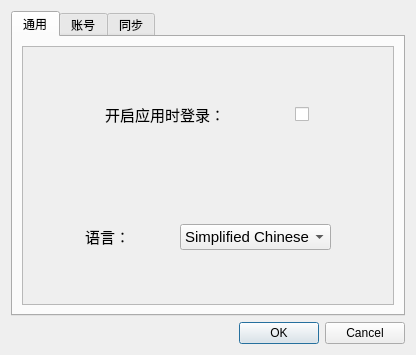
First picture: the form in ui/setting.ui, repository Lixuannan/CodeLib-Local, before the edit.
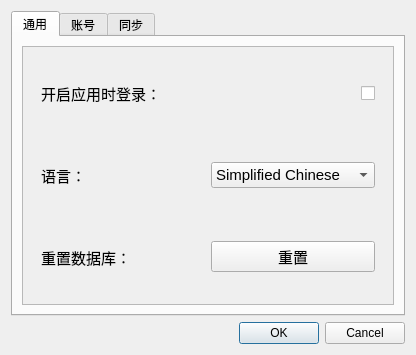
Second picture: the form after the edit.

What changed in the file:
```diff
--- a/ui/setting.ui
+++ b/ui/setting.ui
@@ -45,7 +45,7 @@
               <item>
                <widget class="QLabel" name="loginWhenStartL">
                 <property name="sizePolicy">
-                 <sizepolicy hsizetype="Fixed" vsizetype="Fixed">
+                 <sizepolicy hsizetype="Preferred" vsizetype="Fixed">
                   <horstretch>0</horstretch>
                   <verstretch>0</verstretch>
                  </sizepolicy>
@@ -82,7 +82,7 @@
               <item>
                <widget class="QLabel" name="LanguageL">
                 <property name="sizePolicy">
-                 <sizepolicy hsizetype="Fixed" vsizetype="Fixed">
+                 <sizepolicy hsizetype="Preferred" vsizetype="Fixed">
                   <horstretch>0</horstretch>
                   <verstretch>0</verstretch>
                  </sizepolicy>
@@ -100,7 +100,7 @@
               <item>
                <widget class="QComboBox" name="LanguageComboBox">
                 <property name="sizePolicy">
-                 <sizepolicy hsizetype="Fixed" vsizetype="Fixed">
+                 <sizepolicy hsizetype="Preferred" vsizetype="Fixed">
                   <horstretch>0</horstretch>
                   <verstretch>0</verstretch>
                  </sizepolicy>
@@ -120,6 +120,42 @@
              </layout>
             </widget>
            </item>
+           <item>
+            <widget class="QWidget" name="reset_database" native="true">
+             <layout class="QHBoxLayout" name="horizontalLayout_11">
+              <item>
+               <widget class="QLabel" name="resetDbL">
+                <property name="font">
+                 <font>
+                  <pointsize>11</pointsize>
+                 </font>
+                </property>
+                <property name="text">
+                 <string>重置数据库：</string>
+                </property>
+               </widget>
+              </item>
+              <item>
+               <widget class="QPushButton" name="resetDbButton">
+                <property name="sizePolicy">
+                 <sizepolicy hsizetype="Preferred" vsizetype="Fixed">
+                  <horstretch>0</horstretch>
+                  <verstretch>0</verstretch>
+                 </sizepolicy>
+                </property>
+                <property name="font">
+                 <font>
+                  <pointsize>11</pointsize>
+                 </font>
+                </property>
+                <property name="text">
+                 <string>重置</string>
+                </property>
+               </widget>
+              </item>
+             </layout>
+            </widget>
+           </item>
           </layout>
          </widget>
         </widget>
```
Left out of the diff: 40 changed lines with no effect on the pictures.
